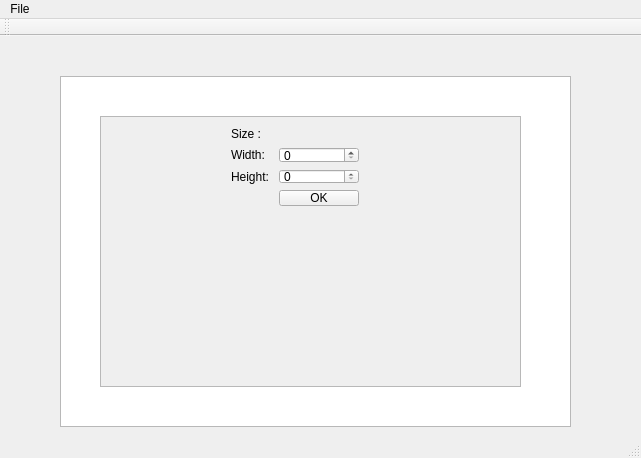
The window that spriteview.ui (Mitten25/SpriteEditor) describes before a commit, drawn with Qt 5.
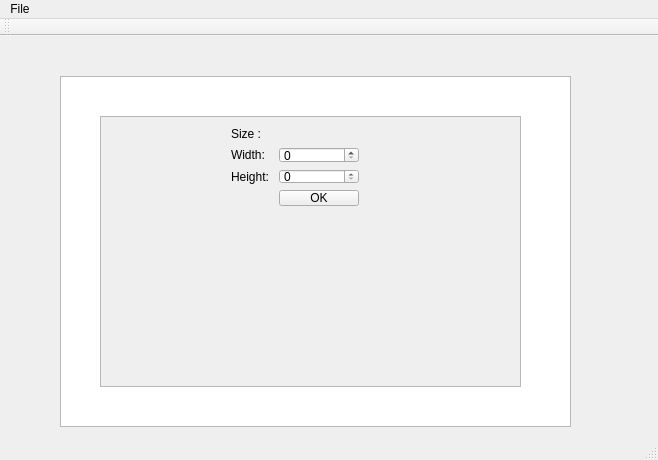
The same window after the commit.

Commit message: Fixed a scaling issue and added signal/slots for the New window creation

```diff
--- a/spriteview.ui
+++ b/spriteview.ui
@@ -6,8 +6,8 @@
    <rect>
     <x>0</x>
     <y>0</y>
-    <width>641</width>
-    <height>458</height>
+    <width>658</width>
+    <height>460</height>
    </rect>
   </property>
   <property name="minimumSize">
@@ -16,12 +16,6 @@
     <height>0</height>
    </size>
   </property>
-  <property name="maximumSize">
-   <size>
-    <width>641</width>
-    <height>458</height>
-   </size>
-  </property>
   <property name="windowTitle">
    <string>SpriteView</string>
   </property>
@@ -139,8 +133,8 @@
     <rect>
      <x>0</x>
      <y>0</y>
-     <width>641</width>
-     <height>20</height>
+     <width>658</width>
+     <height>19</height>
     </rect>
    </property>
    <widget class="QMenu" name="menuFile">
```
Left out of the diff: 21 changed lines with no effect on the pictures. The commit also changes 4 other files.
